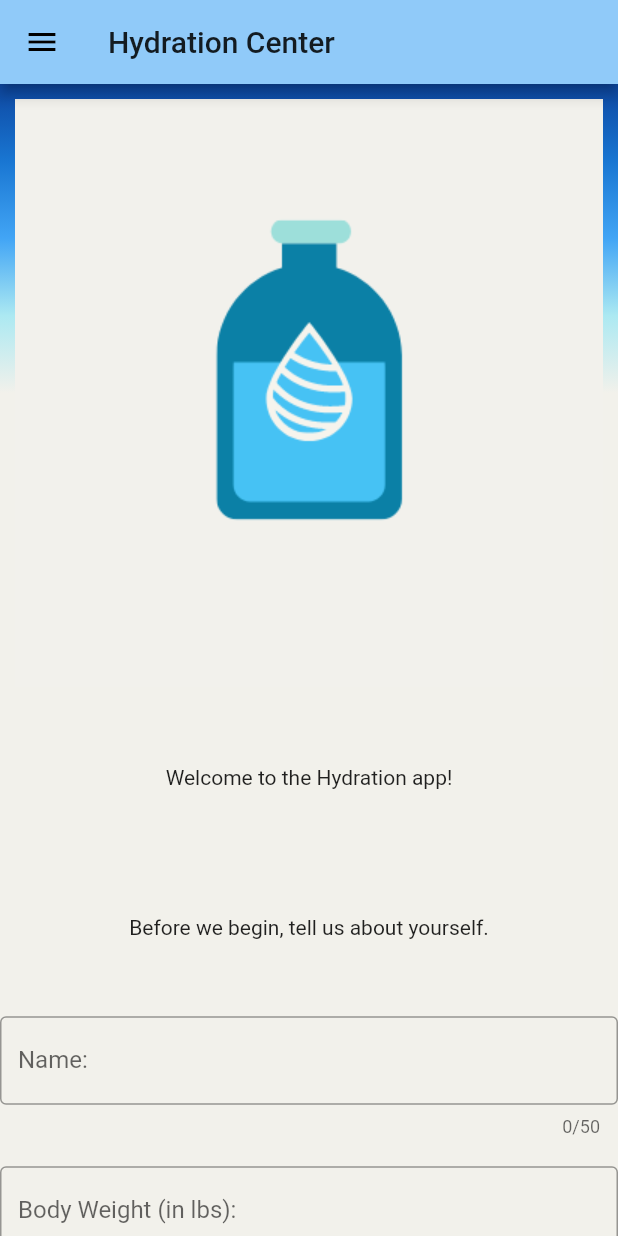
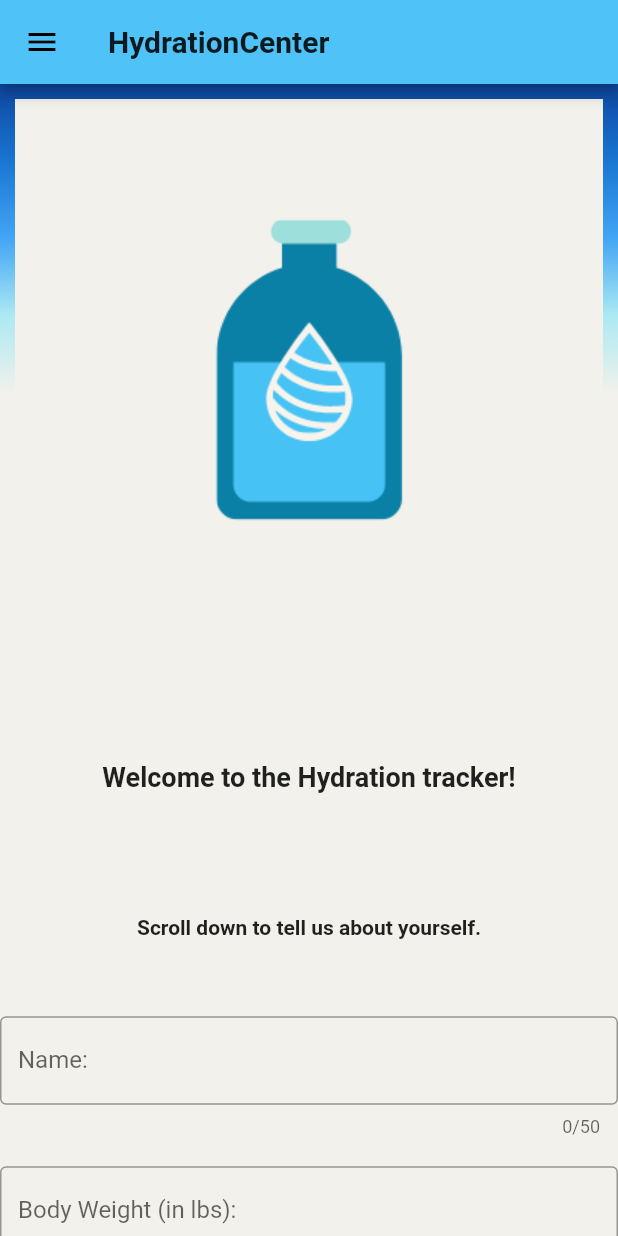
Before and after one commit to nguyenvvv/HydrationAppCSCIMobileDev, a Flutter app: the screen it shows after launch, on a phone screen of 412 x 824 dp. Run offline on Flutter 3.47's test engine with Material 2 defaults, Android fonts, the phone set to English and light mode, and no system bars; our stand-ins replace google_fonts.

Commit message:
Refactored things

```diff
--- a/lib/main.dart
+++ b/lib/main.dart
@@ -3,19 +3,58 @@
 // found in the LICENSE file.
 
 import 'package:flutter/material.dart';
+import 'package:google_fonts/google_fonts.dart';
 //import 'package:hexcolor/hexcolor.dart';
 
-void main() => runApp(HydrationApp());
+void main() {
+  runApp(MyApp());
+}
 
-class HydrationApp extends StatelessWidget {
+class MyApp extends StatelessWidget {
+  // This widget is the root of your application.
   @override
   Widget build(BuildContext context) {
     return MaterialApp(
-        title: 'Hydration Station',
-        theme: ThemeData(primaryColor: Colors.blue[200]),
-        home: Scaffold(
+      debugShowCheckedModeBanner: false,
+      title: 'Flutter Demo',
+      theme: ThemeData(primaryColor: Colors.lightBlue[300]),
+      home: MyHomePage(title: 'HydrationCenter'),
+    );
+  }
+}
+
+class MyHomePage extends StatefulWidget {
+  MyHomePage({Key key, this.title}) : super(key: key);
+
+  // This widget is the home page of your application. It is stateful, meaning
+  // that it has a State object (defined below) that contains fields that affect
+  // how it looks.
+
+  // This class is the configuration for the state. It holds the values (in this
+  // case the title) provided by the parent (in this case the App widget) and
+  // used by the build method of the State. Fields in a Widget subclass are
+  // always marked "final".
+
+  final String title;
+
+  @override
+  _MyHomePageState createState() => _MyHomePageState();
+}
+
+class _MyHomePageState extends State<MyHomePage> {
+  String _name = "";
+
+  void _DisplayName(name) {
+    setState(() {
+      _name = name;
+    });
+  }
+
+  Widget build(BuildContext context) {
+    return Scaffold(
       appBar: AppBar(
-            title: Text('Hydration Center'),
+        title:
+            Text(widget.title, style: TextStyle(fontWeight: FontWeight.bold)),
         leading: IconButton(
           icon: Icon(Icons.menu),
           onPressed: () {},
@@ -47,7 +86,8 @@ class HydrationApp extends StatelessWidget {
             height: 100,
             color: Color(0xFFF2F1EB),
             child: Center(
-                  child: Text('Welcome to the Hydration app!'),
+              child: Text('Welcome to the Hydration tracker!',
+                  style: TextStyle(fontWeight: FontWeight.bold, fontSize: 18)),
             ),
           ),
           Container(
@@ -55,7 +95,8 @@ class HydrationApp extends StatelessWidget {
             height: 100,
             color: Color(0xFFF2F1EB),
             child: Center(
-                  child: Text('Before we begin, tell us about yourself.'),
+              child: Text('Scroll down to tell us about yourself.',
+                  style: TextStyle(fontWeight: FontWeight.bold)),
             ),
           ),
           Container(
@@ -82,9 +123,17 @@ class HydrationApp extends StatelessWidget {
                 maxLength: 50,
               ),
             ),
-              )
+          ),
+          Container(
+            width: 500,
+            height: 100,
+            color: Color(0xFFF2F1EB),
+            child: Center(
+                child: FloatingActionButton(
+                    child: Icon(Icons.forward), onPressed: () {})),
+          ),
         ]),
       ),
-        ));
+    );
   }
 }
--- a/pubspec.yaml
+++ b/pubspec.yaml
@@ -23,6 +23,7 @@ environment:
 dependencies:
   flutter:
     sdk: flutter
+  google_fonts: ^1.1.0
 
 
   # The following adds the Cupertino Icons font to your application.
```
Also changed, not shown: pubspec.lock, 3 other files. Lines whose indentation alone changed are shown as unchanged.
